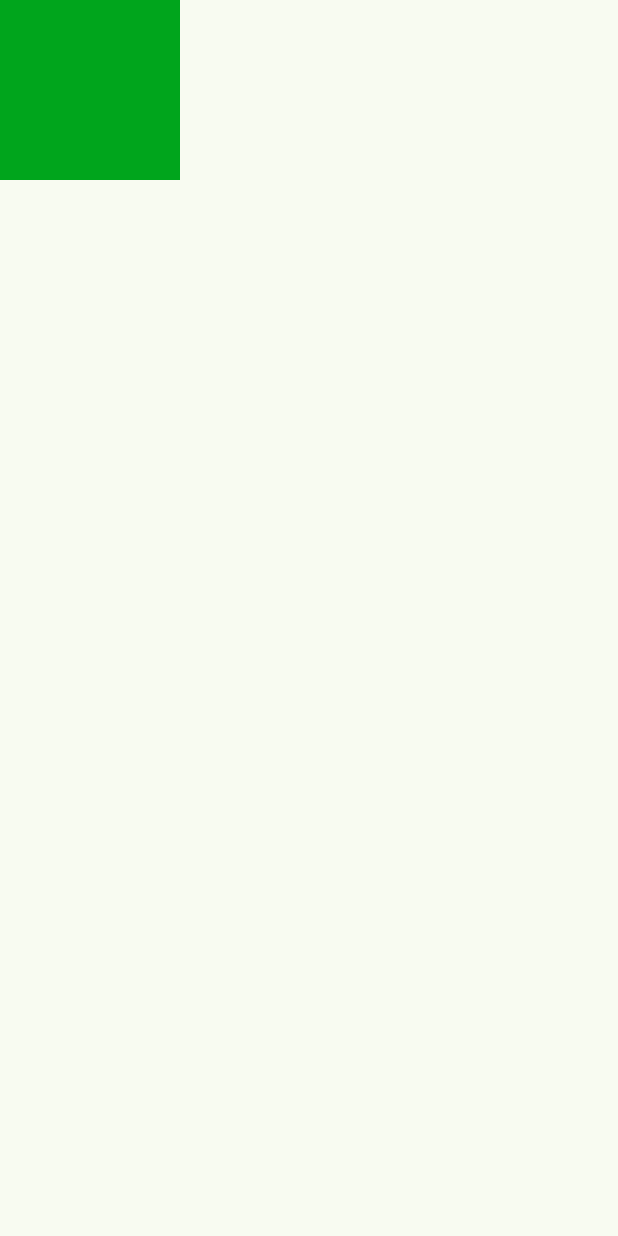
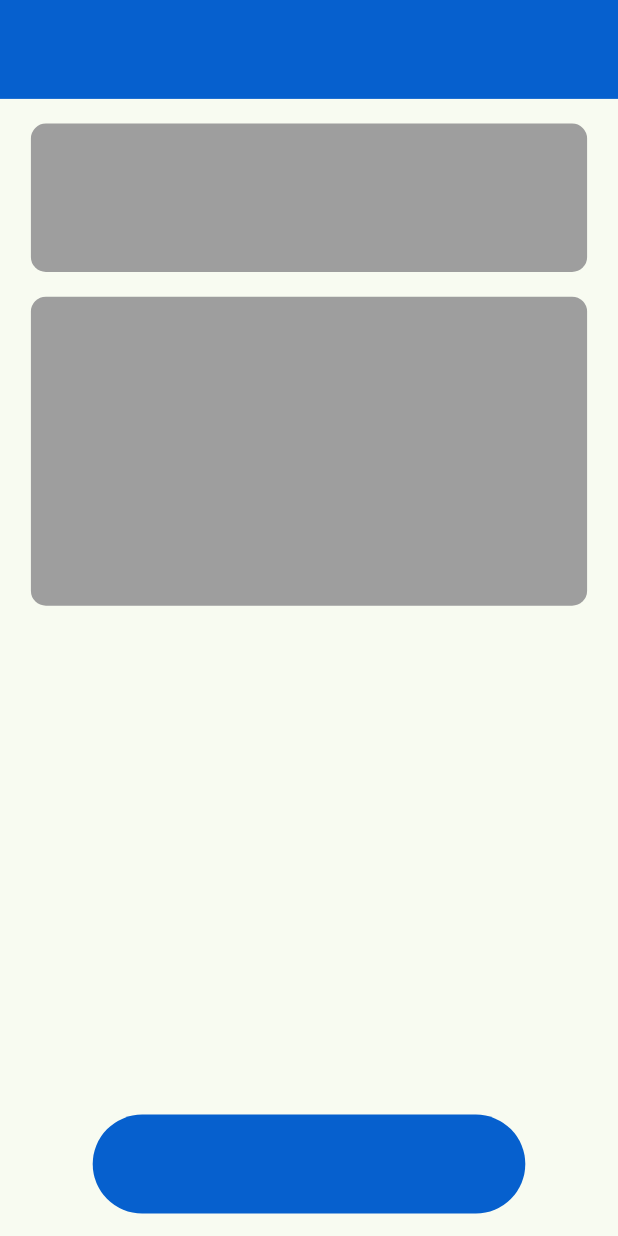
Before and after one commit to lnogami/Small-Vectors, a Flutter app: the screen it shows after launch, on a phone screen of 412 x 824 dp. Run offline on Flutter 3.47's test engine with Material 3 defaults, Android fonts, the phone set to English and light mode, and no system bars.

Commit message:
first UI implementation Home Screen and utility classes

```diff
--- a/lib/home_page.dart
+++ b/lib/home_page.dart
@@ -1,4 +1,7 @@
 import 'package:flutter/material.dart';
+import 'package:small_vectors/utility_classes/adaptive_dimension.dart';
+import 'package:small_vectors/utility_classes/color_pallete.dart';
+import 'package:small_vectors/utility_classes/navigation_bar.dart';
 
 class HomePage extends StatefulWidget {
   const HomePage({super.key});
@@ -12,13 +15,37 @@ class _HomePageState extends State<HomePage> {
   Widget build(BuildContext context) {
     return Scaffold(
       body: SafeArea(
+        //expiremental pa ning maintainBottomViewPadding kay wala pa ko kabalo unsa jud ni
+        maintainBottomViewPadding: true,
         child: Column(
           children: [
             Container(
-              color: Color.fromARGB(255, 0, 165, 28),
-              width: 120,
-              height: 120,
-            )
+              color: MyColorPallete.appBarColor,
+              width: MyAdaptiveDimension.width(context),
+              height: MyAdaptiveDimension.height(context) * .08,
+            ),
+            SizedBox(height: MyAdaptiveDimension.horizontalSpaceGap(context)),
+            Container(
+              decoration: const BoxDecoration(
+                color: Colors.grey,
+                borderRadius: BorderRadius.all(Radius.circular(10)),
+              ),
+              // margin: const EdgeInsets.all(10),
+              width: MyAdaptiveDimension.width(context) * .90,
+              height: MyAdaptiveDimension.height(context) * .12,
+            ),
+            SizedBox(height: MyAdaptiveDimension.horizontalSpaceGap(context)),
+            Container(
+              decoration: const BoxDecoration(
+                color: Colors.grey,
+                borderRadius: BorderRadius.all(Radius.circular(10)),
+              ),
+              // margin: const EdgeInsets.all(10),
+              width: MyAdaptiveDimension.width(context) * .90,
+              height: MyAdaptiveDimension.height(context) * .25,
+            ),
+            const Spacer(),
+            const MyNavigationBar(),
           ],
         ),
       ),
--- a/lib/main.dart
+++ b/lib/main.dart
@@ -1,8 +1,19 @@
 import 'package:flutter/material.dart';
+import 'package:flutter/services.dart';
 import 'package:small_vectors/home_page.dart';
 
 void main() {
-  runApp(const MyApp());
+  WidgetsFlutterBinding.ensureInitialized(); // Ensure bindings are initialized
+  SystemChrome.setEnabledSystemUIMode(SystemUiMode.immersiveSticky);
+  SystemChrome.setPreferredOrientations([
+    DeviceOrientation.portraitUp, // Only allow portrait mode
+  ]).then((_) {
+    runApp(const MyApp());
+    // SystemChrome.setEnabledSystemUIMode(SystemUiMode.manual,
+    //     overlays: [SystemUiOverlay.top]);
+  });
+
+  SystemChrome.setEnabledSystemUIMode(SystemUiMode.immersiveSticky);
 }
 
 class MyApp extends StatelessWidget {
@@ -12,6 +23,7 @@ class MyApp extends StatelessWidget {
   @override
   Widget build(BuildContext context) {
     return MaterialApp(
+      debugShowCheckedModeBanner: false,
       title: 'Flutter Demo',
       theme: ThemeData(
         colorScheme: ColorScheme.fromSeed(
--- /dev/null
+++ b/lib/utility_classes/adaptive_dimension.dart
@@ -0,0 +1,22 @@
+import 'package:flutter/material.dart';
+
+class MyAdaptiveDimension {
+  static double _screenWidth = 0;
+  static double _screenHeight = 0;
+
+  static double width(context) {
+    return _screenWidth = MediaQuery.of(context).size.width;
+  }
+
+  static double height(context) {
+    return _screenWidth = MediaQuery.of(context).size.height;
+  }
+
+  static double verticalSpaceGap(context) {
+    return _screenWidth = MediaQuery.of(context).size.width * .02;
+  }
+
+  static double horizontalSpaceGap(context) {
+    return _screenWidth = MediaQuery.of(context).size.height * .02;
+  }
+}
--- /dev/null
+++ b/lib/utility_classes/color_pallete.dart
@@ -0,0 +1,6 @@
+import 'dart:ui';
+
+class MyColorPallete {
+  //static colors
+  static const appBarColor = Color.fromARGB(255, 6, 96, 206);
+}
--- /dev/null
+++ b/lib/utility_classes/navigation_bar.dart
@@ -0,0 +1,24 @@
+import 'package:flutter/material.dart';
+import 'package:small_vectors/utility_classes/adaptive_dimension.dart';
+import 'package:small_vectors/utility_classes/color_pallete.dart';
+
+class MyNavigationBar extends StatefulWidget {
+  const MyNavigationBar({super.key});
+
+  @override
+  State<MyNavigationBar> createState() => _NavigationBarState();
+}
+
+class _NavigationBarState extends State<MyNavigationBar> {
+  @override
+  Widget build(BuildContext context) {
+    return Container(
+      decoration: const BoxDecoration(
+          color: MyColorPallete.appBarColor,
+          borderRadius: BorderRadius.all(Radius.circular(100))),
+      width: MyAdaptiveDimension.width(context) * .7,
+      height: MyAdaptiveDimension.height(context) * .08,
+      margin: const EdgeInsets.only(bottom: 15),
+    );
+  }
+}
```
